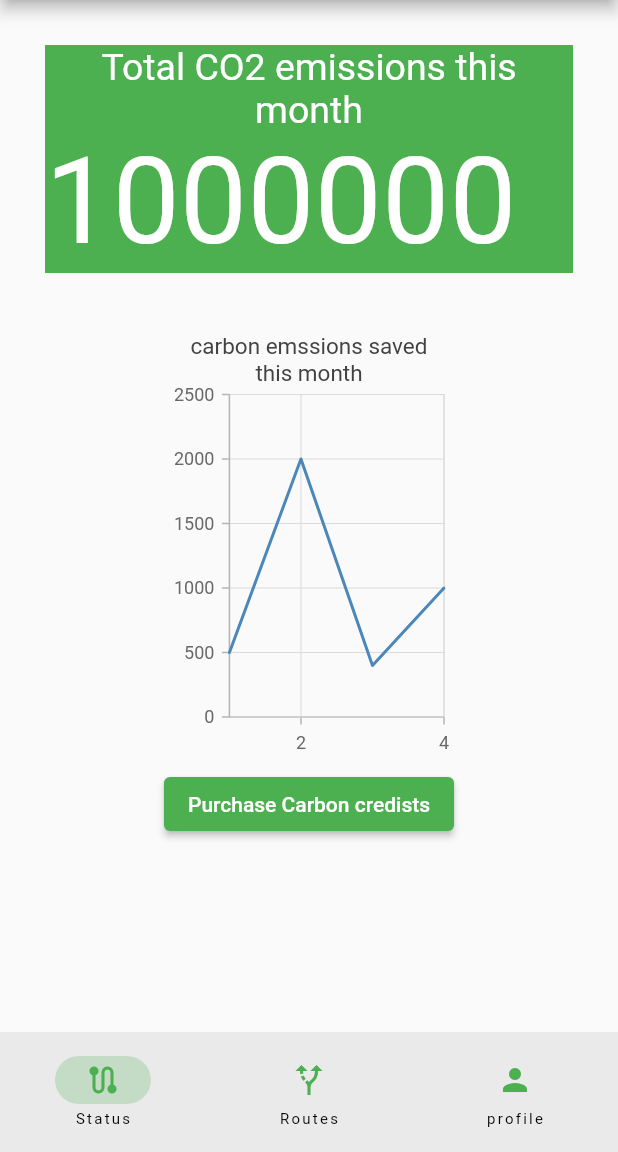
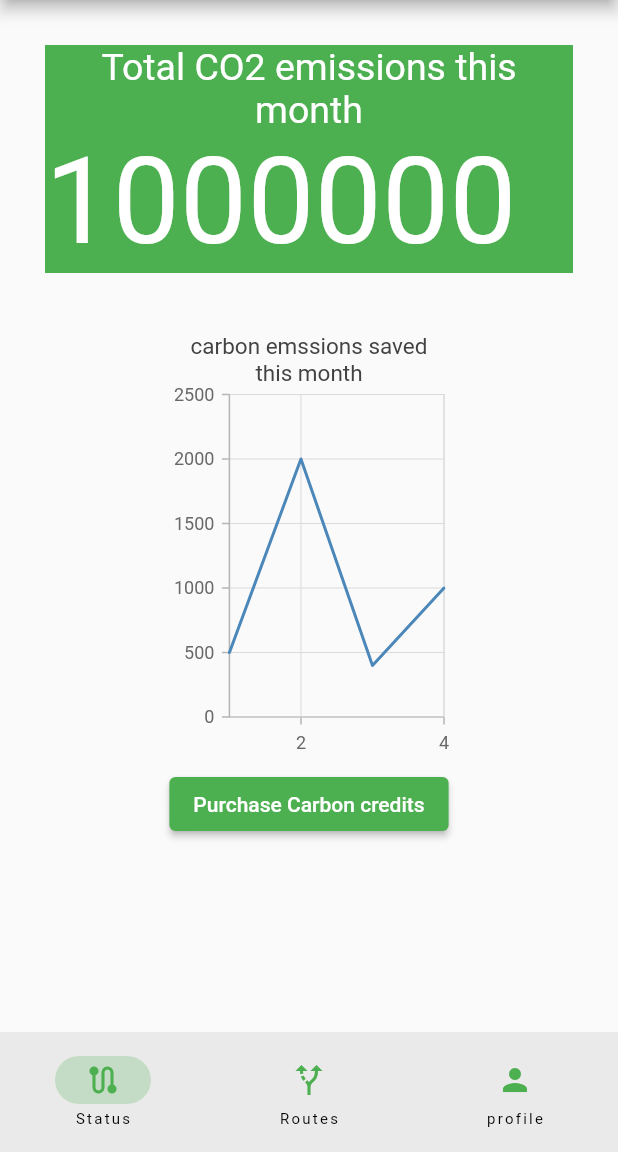
Before and after one commit to Arjdroid/greenifytransit, a Flutter app: the screen it shows after launch, on a phone screen of 412 x 824 dp, the part 84-1236 px from its top. Run offline on Flutter 3.47's test engine with Material 2 defaults, Android fonts, the phone set to English and light mode, and no system bars; our stand-ins replace syncfusion_flutter_charts.

```diff
--- a/lib/status_page.dart
+++ b/lib/status_page.dart
@@ -77,7 +77,7 @@ class _StatusPageState extends State<StatusPage> {
           ),
           ElevatedButton(
             onPressed: () {},
-            child: const Text('Purchase Carbon credists'),
+            child: const Text('Purchase Carbon credits'),
           )
         ],
       ),
```
